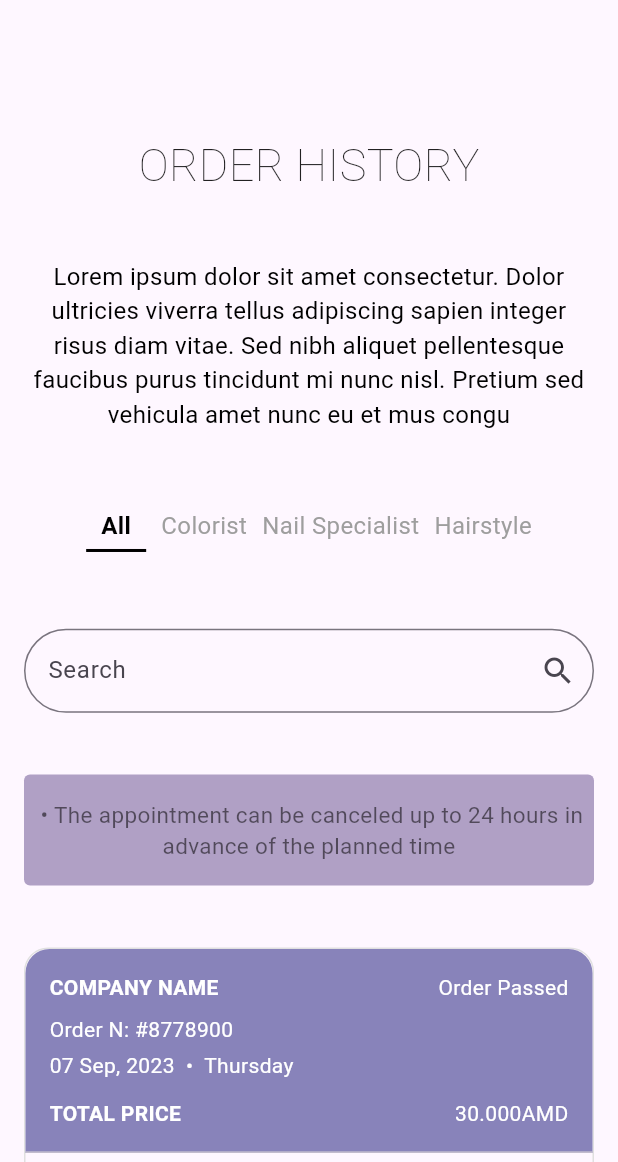
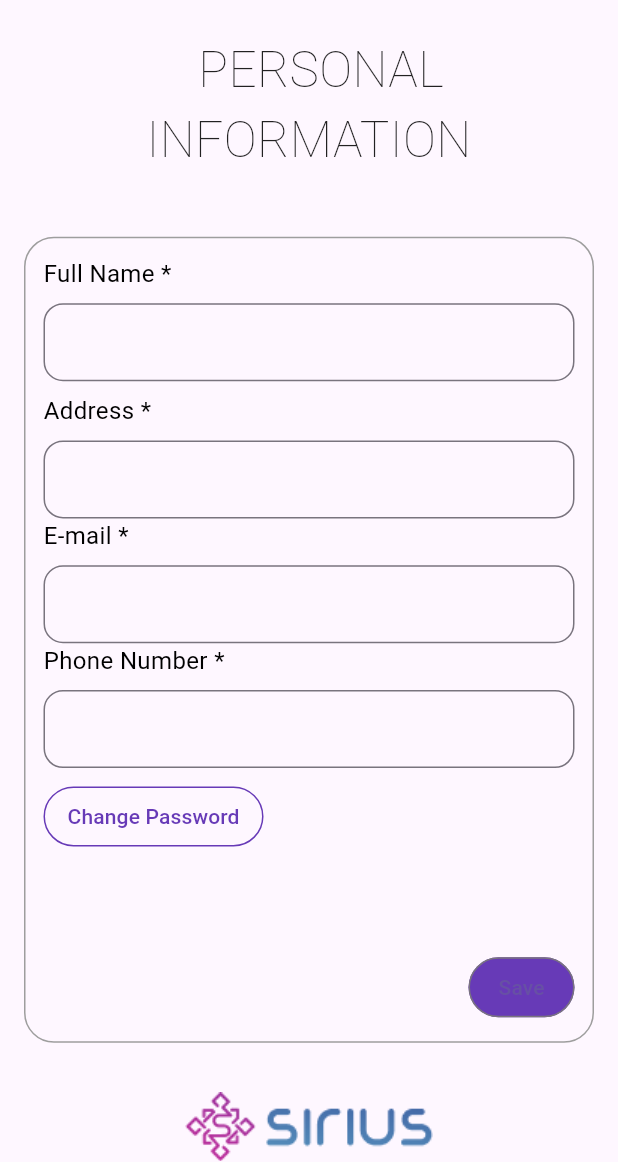
Before and after one commit to gvirabyan/Sirius_V2, a Flutter app: the SiriusScaffold screen opened directly, after a tap on the "menu" icon, after a tap on "Account", on a phone screen of 412 x 824 dp, the part 74-1236 px from its top. Run offline on Flutter 3.47's test engine with Material 3 defaults, Android fonts, the phone set to English and light mode, and no system bars; our stand-ins replace flutter_dotenv, flutter_svg; Roboto replaces fonts that are missing (Roboto Thin).

Commit message:
3rd commit

```diff
--- a/lib/main.dart
+++ b/lib/main.dart
@@ -18,7 +18,7 @@ class MyApp extends StatelessWidget {
   Widget build(BuildContext context) {
     return MaterialApp(
       debugShowCheckedModeBanner: false,
-      home: UserOrderHistoryPage(), // Now using the separate file
+      home: SignUpScreen(), // Now using the separate file
     );
   }
 }
--- a/lib/models/order/order_card_model.dart
+++ b/lib/models/order/order_card_model.dart
@@ -1,4 +1,5 @@
 import 'package:flutter/material.dart';
+import 'package:untitled9/styles.dart';
 
 class OrderCard extends StatelessWidget {
   const OrderCard({super.key});
@@ -133,13 +134,7 @@ class _OrderItem extends StatelessWidget {
           // Rebook Button
           OutlinedButton(
             onPressed: () {},
-            style: OutlinedButton.styleFrom(
-              foregroundColor: Colors.deepPurple,
-              side: const BorderSide(color: Colors.deepPurple),
-              shape: RoundedRectangleBorder(
-                borderRadius: BorderRadius.circular(20),
-              ),
-            ),
+            style: AppStyles.outlinedButton,
             child: const Text('Rebook'),
           )
         ],
--- a/lib/screens/personal_info_page.dart
+++ b/lib/screens/personal_info_page.dart
@@ -0,0 +1,115 @@
+import 'package:flutter/material.dart';
+import 'package:untitled9/screens/password_change_page.dart';
+import 'package:untitled9/ui_elements/sirius_info_widgets.dart';
+
+import '../styles.dart';
+import '../ui_elements/sirius_scaffold.dart';
+
+class PersonalInfoPage extends StatelessWidget {
+  const PersonalInfoPage({super.key});
+
+  @override
+  Widget build(BuildContext context) {
+    return SiriusScaffold(
+      body: SingleChildScrollView(
+        child: Padding(
+          padding: const EdgeInsets.all(16.0),
+          child: Column(
+            children: [
+              Text(
+                '  PERSONAL INFORMATION',
+                style: AppStyles.myStyle.copyWith(
+                    fontSize: MediaQuery.of(context).size.height * 0.04),
+                textAlign: TextAlign.center,
+              ),
+              SizedBox(height: MediaQuery.of(context).size.height * 0.05),
+              Container(
+                padding: const EdgeInsets.all(12),
+                decoration: BoxDecoration(
+                  border: Border.all(
+                    color: Colors.grey,
+                    width: 1.0,
+                  ),
+                  borderRadius: BorderRadius.circular(20),
+                ),
+                child: Column(
+                  children: [
+                    Align(
+                      alignment: Alignment.centerLeft, // Align text to the left
+                      child: Text(
+                        'Full Name *',
+                        style: AppStyles.inputHint,
+                      ),
+                    ),
+                    SizedBox(height: MediaQuery.of(context).size.height * 0.01),
+                    TextField(
+                      decoration: AppStyles.inputDecorationStyle,
+                    ),
+                    SizedBox(height: MediaQuery.of(context).size.height * 0.01),
+                    Align(
+                      alignment: Alignment.centerLeft, // Align text to the left
+                      child: Text(
+                        'Address *',
+                        style: AppStyles.inputHint,
+                      ),
+                    ),
+                    SizedBox(height: MediaQuery.of(context).size.height * 0.01),
+                    TextField(
+                      decoration: AppStyles.inputDecorationStyle,
+                    ),
+                    Align(
+                      alignment: Alignment.centerLeft, // Align text to the left
+                      child: Text(
+                        'E-mail *',
+                        style: AppStyles.inputHint,
+                      ),
+                    ),
+                    SizedBox(height: MediaQuery.of(context).size.height * 0.01),
+                    TextField(
+                      decoration: AppStyles.inputDecorationStyle,
+                    ),
+                    Align(
+                      alignment: Alignment.centerLeft, // Align text to the left
+                      child: Text(
+                        'Phone Number *',
+                        style: AppStyles.inputHint,
+                      ),
+                    ),
+                    SizedBox(height: MediaQuery.of(context).size.height * 0.01),
+                    TextField(
+                      decoration: AppStyles.inputDecorationStyle,
+                    ),
+                    SizedBox(height: MediaQuery.of(context).size.height * 0.01),
+                    Align(
+                        alignment: Alignment.centerLeft,
+                        // Align text to the left
+                        child: OutlinedButton(
+                          onPressed: () {      PasswordChangePage().showPasswordChangeDialog(context);},
+                          style: AppStyles.outlinedButton,
+                          child: const Text('Change Password'),
+                        )),
+                    SizedBox(height: MediaQuery.of(context).size.height * 0.08),
+                    Align(
+                        alignment: Alignment.centerRight,
+                        // Align text to the left
+                        child: OutlinedButton(
+                          onPressed: () {},
+                          style: AppStyles.filledButtonPurple,
+
+                          child: const Text('Save'),
+                        ))
+                    ,
+
+                  ],
+                ),
+              ),
+              SizedBox(height: MediaQuery.of(context).size.height * 0.04),
+
+              SiriusInfoWidgets()
+            ],
+          ),
+        ),
+      ),
+    );
+  }
+}
--- a/lib/screens/user_order_history_page.dart
+++ b/lib/screens/user_order_history_page.dart
@@ -15,7 +15,7 @@ class UserOrderHistoryPage extends StatelessWidget {
     return SiriusScaffold(
         body: SingleChildScrollView(
           child: Padding(
-            padding: const EdgeInsets.all(16.0), // 16px со всех сторон
+            padding: const EdgeInsets.all(16.0),
             child: Column(children: [
               SizedBox(height: MediaQuery.of(context).size.height * 0.08),
               const Center(
--- a/lib/styles.dart
+++ b/lib/styles.dart
@@ -23,5 +23,34 @@ class AppStyles {
     fontWeight: FontWeight.bold,
     color: Colors.black,
   );
+  static const TextStyle inputHint = TextStyle(
+    fontSize: 16,
+    fontWeight: FontWeight.normal,
+    color: Colors.black,
+  );
+  static ButtonStyle outlinedButton = ElevatedButton.styleFrom(
+    foregroundColor: Colors.deepPurple,
+    side: const BorderSide(color: Colors.deepPurple),
+
+    shape: RoundedRectangleBorder(
+      borderRadius: BorderRadius.circular(20),
+    ),
+    padding: EdgeInsets.symmetric(horizontal: 16, vertical: 8), // паддинг
+  );
+
+  static ButtonStyle filledButtonPurple = ElevatedButton.styleFrom(
+    backgroundColor: Colors.deepPurple,
+    shape: RoundedRectangleBorder(
+      borderRadius: BorderRadius.circular(20),
+    ),
+      padding: const EdgeInsets.symmetric(horizontal: 20, vertical: 8),
+  );
+  static  InputDecoration inputDecorationStyle = InputDecoration(
+    contentPadding: const EdgeInsets.symmetric(horizontal: 20, vertical: 14),
+    border: OutlineInputBorder(
+      borderRadius: BorderRadius.circular(13),
+      borderSide: const BorderSide(color: Colors.grey, width: 1),
+    ),
+  );
 
 }
--- a/lib/ui_elements/sirius_info_widgets.dart
+++ b/lib/ui_elements/sirius_info_widgets.dart
@@ -30,7 +30,6 @@ class SiriusInfoWidgets extends StatelessWidget {
             children: [
               const Text('HOME'),
               const Text('COMPANIES'),
-              const Text('CONTACT US'),
               const Text('CONTACT US'),
               const Text('FACEBOOK'),
               const Text('INSTAGRAM'),
--- a/lib/ui_elements/sirius_scaffold.dart
+++ b/lib/ui_elements/sirius_scaffold.dart
@@ -1,4 +1,6 @@
 import 'package:flutter/material.dart';
+import 'package:untitled9/screens/user_order_history_page.dart';
+import '../screens/personal_info_page.dart';
 import 'sirius_app_bar.dart'; // Твой кастомный AppBar, импортируем
 
 class SiriusScaffold extends StatefulWidget {
@@ -18,7 +20,18 @@ class _SiriusScaffoldState extends State<SiriusScaffold> {
       _isDrawerOpen = !_isDrawerOpen;
     });
   }
-
+  void navigateToPersonalInfo(BuildContext context) {
+      Navigator.pushReplacement(
+        context,
+        MaterialPageRoute(builder: (context) => PersonalInfoPage()),
+      );
+  }
+  void navigateToOrderHistory(BuildContext context) {
+    Navigator.pushReplacement(
+      context,
+      MaterialPageRoute(builder: (context) => UserOrderHistoryPage()),
+    );
+  }
   @override
   Widget build(BuildContext context) {
     return GestureDetector(
@@ -57,12 +70,12 @@ class _SiriusScaffoldState extends State<SiriusScaffold> {
                                   ListTile(
                                     leading: Icon(Icons.home),
                                     title: Text('Account'),
-                                    onTap: toggleDrawer,
+                                    onTap: () =>navigateToPersonalInfo(context) ,
                                   ),
                                   ListTile(
                                     leading: Icon(Icons.history),
                                     title: Text('Order History'),
-                                    onTap: toggleDrawer,
+                                    onTap: () =>navigateToOrderHistory(context) ,
                                   ),
                                   ListTile(
                                     leading: Icon(Icons.heart_broken),
```
Also changed, not shown: lib/screens/password_change_page.dart (added, +103 -0 lines).
